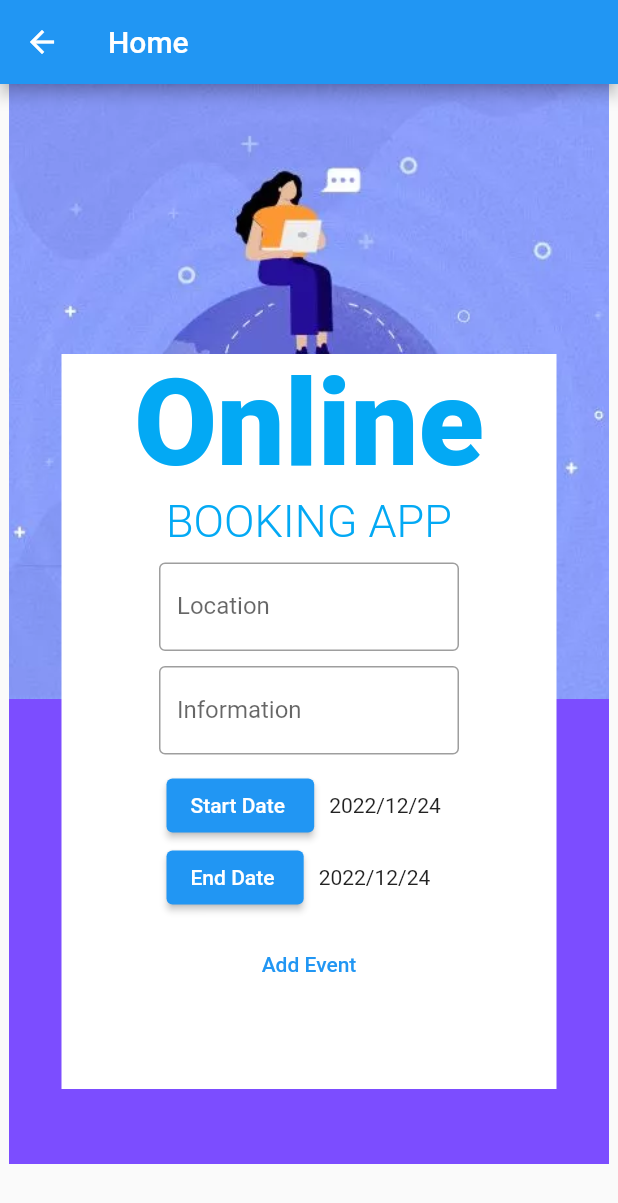
After one commit to yolaashraf/Mobile-Development-Project, a Flutter app: the Admin screen opened by its route, on a phone screen of 412 x 824 dp. The commit adds this screen. Shown: the top 1203 px of the screen. Run offline on Flutter 3.47's test engine with Material 2 defaults, Android fonts, the phone set to English and light mode, and no system bars; our stand-ins replace go_router.

Commit message:
nav edits & admin & history/data

```diff
--- /dev/null
+++ b/flutter_application_1/lib/data/historydata.dart
@@ -0,0 +1,27 @@
+import "dart:math";
+
+class data {
+  List historyData = [
+    [
+      'Trip1',
+      '258LE',
+      'Paris',
+      'September 20,2022 @6:58 AM',
+      'September 28,2022@ 8 PM'
+    ],
+    [
+      'Trip2',
+      '258LE',
+      'Paris',
+      'September 20,2022 @6:58 AM',
+      'September 28,2022@ 8 PM'
+    ],
+    [
+      'Trip3',
+      '258LE',
+      'Paris',
+      'September 20,2022 @6:58 AM',
+      'September 28,2022@ 8 PM'
+    ]
+  ];
+}
--- /dev/null
+++ b/flutter_application_1/lib/widgets/admin.dart
@@ -0,0 +1,158 @@
+import 'package:flutter/material.dart';
+import 'package:go_router/go_router.dart';
+
+class Admin extends StatefulWidget {
+  const Admin({Key? key}) : super(key: key);
+
+  @override
+  State<Admin> createState() => AdminState();
+}
+
+class AdminState extends State<Admin> {
+  DateTime Sdate = DateTime(2022, 12, 24);
+  DateTime Edate = DateTime(2022, 12, 24);
+
+  @override
+  Widget build(BuildContext context) {
+    return Scaffold(
+      body: ListView(
+        children: [
+          Stack(
+            alignment: Alignment.bottomCenter,
+            children: [
+              Column(
+                children: [
+                  Container(
+                      width: 400,
+                      height: 410,
+                      // color: Colors.green,
+                      decoration: const BoxDecoration(
+                        image: DecorationImage(
+                            image: AssetImage("assets/bg.png"),
+                            fit: BoxFit.cover),
+                      )),
+                  Container(
+                    width: 400,
+                    height: 310,
+                    color: Colors.deepPurpleAccent,
+                  )
+                ],
+              ),
+              Container(
+                  width: 330,
+                  height: 490,
+                  color: Colors.white,
+                  margin: EdgeInsets.only(bottom: 50),
+                  child: Column(
+                    mainAxisAlignment: MainAxisAlignment.start,
+                    children: [
+                      Text(
+                        'Online',
+                        style: TextStyle(
+                            fontSize: 80,
+                            fontWeight: FontWeight.w900,
+                            color: Colors.lightBlue),
+                      ),
+                      Text(
+                        'BOOKING APP',
+                        style: TextStyle(
+                            color: Colors.lightBlue,
+                            fontSize: 30,
+                            fontWeight: FontWeight.w300),
+                      ),
+                      SizedBox(
+                        height: 10,
+                      ),
+                      SizedBox(
+                        width: 200,
+                        child: TextField(
+                          decoration: InputDecoration(
+                              labelText: 'Location',
+                              border: OutlineInputBorder()),
+                        ),
+                      ),
+                      SizedBox(
+                        height: 10,
+                      ),
+                      SizedBox(
+                        width: 200,
+                        child: TextField(
+                          decoration: InputDecoration(
+                              labelText: 'Information',
+                              border: OutlineInputBorder()),
+                        ),
+                      ),
+                      SizedBox(
+                        height: 10,
+                      ),
+                      Row(
+                        children: [
+                          SizedBox(
+                            width: 70,
+                          ),
+                          ElevatedButton(
+                              onPressed: () async {
+                                // context.go('/page2');
+
+                                DateTime? startDate = await showDatePicker(
+                                    context: context,
+                                    initialDate: Sdate,
+                                    firstDate: DateTime(1900),
+                                    lastDate: DateTime(2100));
+
+                                if (startDate == null) return;
+                                setState(() {
+                                  Sdate = startDate;
+                                });
+                              },
+                              child: Text('Start Date ')),
+                          SizedBox(
+                            width: 10,
+                          ),
+                          Text('${Sdate.year}/${Sdate.month}/${Sdate.day}'),
+                        ],
+                      ),
+                      Row(
+                        children: [
+                          SizedBox(
+                            width: 70,
+                          ),
+                          ElevatedButton(
+                              onPressed: () async {
+                                // context.go('/AddEvent');
+
+                                DateTime? EndDate = await showDatePicker(
+                                    context: context,
+                                    initialDate: Edate,
+                                    firstDate: DateTime(1900),
+                                    lastDate: DateTime(2100));
+                                if (EndDate == null) return;
+                                setState(() {
+                                  Edate = EndDate;
+                                });
+                              },
+                              child: Text('End Date ')),
+                          SizedBox(
+                            width: 10,
+                          ),
+                          Text('${Edate.year}/${Edate.month}/${Edate.day}')
+                        ],
+                      ),
+                      SizedBox(
+                        height: 10,
+                      ),
+                      TextButton(onPressed: () {}, child: Text('Add Event')),
+                    ],
+                  )),
+            ],
+          ),
+        ],
+      ),
+      appBar: AppBar(
+          title: Text(
+        'Home',
+        textAlign: TextAlign.center,
+      )),
+    );
+  }
+}
--- a/flutter_application_1/lib/widgets/nav.dart
+++ b/flutter_application_1/lib/widgets/nav.dart
@@ -2,6 +2,8 @@ import 'package:flutter/material.dart';
 import 'package:go_router/go_router.dart';
 import '/main.dart';
 
+import './admin.dart';
+import './history.dart';
 import './home.dart';
 
 class MyApp extends StatelessWidget {
@@ -12,7 +14,16 @@ class MyApp extends StatelessWidget {
     // errorBuilder: (context, state) => ErrorScreen(error:state.error),
     routes: <GoRoute>[
       GoRoute(
-        routes: <GoRoute>[],
+        routes: <GoRoute>[
+          GoRoute(
+            path: 'History',
+            builder: (BuildContext context, GoRouterState state) => History(),
+          ),
+          GoRoute(
+            path: 'AddEvents',
+            builder: (BuildContext context, GoRouterState state) => Admin(),
+          ),
+        ],
         path: '/',
         builder: (BuildContext context, GoRouterState state) => Home(),
       ),
```
Also changed, not shown: flutter_application_1/lib/widgets/history.dart (added, +204 -0 lines).
